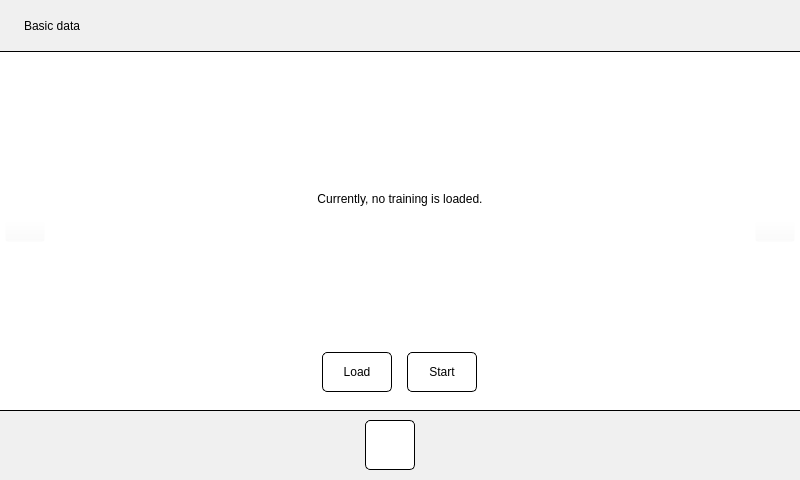
Above: development/uis/GUI2.ui from firefly-cpp/AST-Monitor before the change. Below: the same form after it.
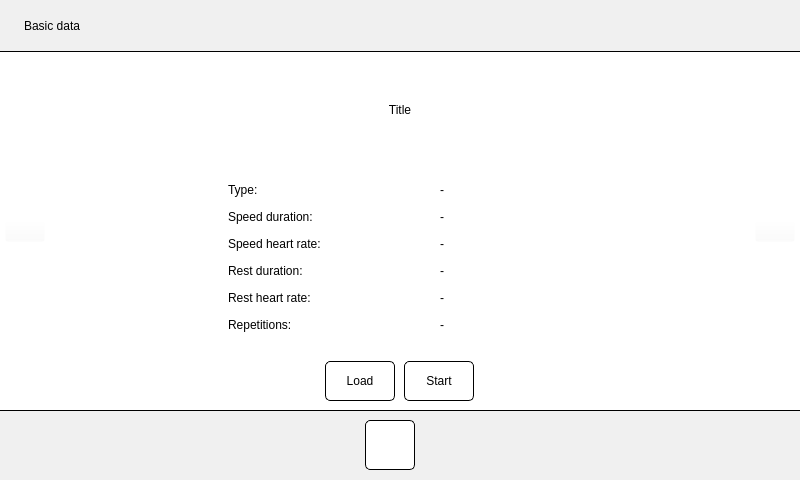
That is the form after the change. The open tabs and pages were chosen to show the change. Icons and pictures are not drawn.

What changed in the file:
```diff
--- a/development/uis/GUI2.ui
+++ b/development/uis/GUI2.ui
@@ -1952,22 +1952,247 @@
               </layout>
              </widget>
              <widget class="QWidget" name="page_training">
-              <layout class="QVBoxLayout" name="verticalLayout_11">
+              <layout class="QVBoxLayout" name="verticalLayout_30" stretch="1,0">
+               <property name="topMargin">
+                <number>0</number>
+               </property>
+               <property name="bottomMargin">
+                <number>0</number>
+               </property>
                <item>
-                <layout class="QVBoxLayout" name="lyt_training" stretch="1,0">
-                 <item>
-                  <widget class="QLabel" name="lbl_no_training">
-                   <property name="styleSheet">
-                    <string notr="true">font: 22px &quot;Bahnschrift Semilight&quot;;</string>
-                   </property>
-                   <property name="text">
-                    <string>Currently, no training is loaded.</string>
-                   </property>
-                   <property name="alignment">
-                    <set>Qt::AlignCenter</set>
-                   </property>
-                  </widget>
-                 </item>
+                <widget class="QStackedWidget" name="widget_training_data">
+                 <property name="currentIndex">
+                  <number>0</number>
+                 </property>
+                 <widget class="QWidget" name="page_12">
+                  <layout class="QVBoxLayout" name="verticalLayout_11">
+                   <item>
+                    <widget class="QLabel" name="lbl_no_training">
+                     <property name="styleSheet">
+                      <string notr="true">font: 22px &quot;Bahnschrift Semilight&quot;;</string>
+                     </property>
+                     <property name="text">
+                      <string>Currently, no training is loaded.</string>
+                     </property>
+                     <property name="alignment">
+                      <set>Qt::AlignCenter</set>
+                     </property>
+                    </widget>
+                   </item>
+                  </layout>
+                 </widget>
+                 <widget class="QWidget" name="page_13">
+                  <layout class="QVBoxLayout" name="verticalLayout_32">
+                   <item>
+                    <layout class="QVBoxLayout" name="verticalLayout_31">
+                     <property name="spacing">
+                      <number>20</number>
+                     </property>
+                     <property name="leftMargin">
+                      <number>160</number>
+                     </property>
+                     <property name="rightMargin">
+                      <number>160</number>
+                     </property>
+                     <item>
+                      <widget class="QLabel" name="lbl_training_file">
+                       <property name="styleSheet">
+                        <string notr="true">font: 25px &quot;Bahnschrift Semibold&quot;;</string>
+                       </property>
+                       <property name="text">
+                        <string>Title</string>
+                       </property>
+                       <property name="alignment">
+                        <set>Qt::AlignCenter</set>
+                       </property>
+                      </widget>
+                     </item>
+                     <item>
+                      <layout class="QGridLayout" name="gridLayout_2">
+                       <property name="leftMargin">
+                        <number>5</number>
+                       </property>
+                       <property name="topMargin">
+                        <number>5</number>
+                       </property>
+                       <property name="rightMargin">
+                        <number>5</number>
+                       </property>
+                       <property name="bottomMargin">
+                        <number>5</number>
+                       </property>
+                       <property name="horizontalSpacing">
+                        <number>80</number>
+                       </property>
+                       <property name="verticalSpacing">
+                        <number>13</number>
+                       </property>
+                       <item row="0" column="1">
+                        <widget class="QLabel" name="lbl_training_type">
+                         <property name="styleSheet">
+                          <string notr="true">font: 22px &quot;Bahnschrift Semilight&quot;;</string>
+                         </property>
+                         <property name="text">
+                          <string>-</string>
+                         </property>
+                         <property name="alignment">
+                          <set>Qt::AlignLeading|Qt::AlignLeft|Qt::AlignVCenter</set>
+                         </property>
+                        </widget>
+                       </item>
+                       <item row="2" column="1">
+                        <widget class="QLabel" name="lbl_training_speed_hr">
+                         <property name="styleSheet">
+                          <string notr="true">font: 22px &quot;Bahnschrift Semilight&quot;;</string>
+                         </property>
+                         <property name="text">
+                          <string>-</string>
+                         </property>
+                         <property name="alignment">
+                          <set>Qt::AlignLeading|Qt::AlignLeft|Qt::AlignVCenter</set>
+                         </property>
+                        </widget>
+                       </item>
+                       <item row="2" column="0">
+                        <widget class="QLabel" name="lbl_training_speed_hr_title">
+                         <property name="styleSheet">
+                          <string notr="true">font: 22px &quot;Bahnschrift Semilight&quot;;</string>
+                         </property>
+                         <property name="text">
+                          <string>Speed heart rate:</string>
+                         </property>
+                         <property name="alignment">
+                          <set>Qt::AlignLeading|Qt::AlignLeft|Qt::AlignVCenter</set>
+                         </property>
+                        </widget>
+                       </item>
+                       <item row="3" column="0">
+                        <widget class="QLabel" name="lbl_training_rest_duration_title">
+                         <property name="styleSheet">
+                          <string notr="true">font: 22px &quot;Bahnschrift Semilight&quot;;</string>
+                         </property>
+                         <property name="text">
+                          <string>Rest duration:</string>
+                         </property>
+                         <property name="alignment">
+                          <set>Qt::AlignLeading|Qt::AlignLeft|Qt::AlignVCenter</set>
+                         </property>
+                        </widget>
+                       </item>
+                       <item row="3" column="1">
+                        <widget class="QLabel" name="lbl_training_rest_duration">
+                         <property name="styleSheet">
+                          <string notr="true">font: 22px &quot;Bahnschrift Semilight&quot;;</string>
+                         </property>
+                         <property name="text">
+                          <string>-</string>
+                         </property>
+                         <property name="alignment">
+                          <set>Qt::AlignLeading|Qt::AlignLeft|Qt::AlignVCenter</set>
+                         </property>
+                        </widget>
+                       </item>
+                       <item row="0" column="0">
+                        <widget class="QLabel" name="lbl_training_type_title">
+                         <property name="styleSheet">
+                          <string notr="true">font: 22px &quot;Bahnschrift Semilight&quot;;</string>
+                         </property>
+                         <property name="text">
+                          <string>Type:</string>
+                         </property>
+                         <property name="alignment">
+                          <set>Qt::AlignLeading|Qt::AlignLeft|Qt::AlignVCenter</set>
+                         </property>
+                        </widget>
+                       </item>
+                       <item row="1" column="0">
+                        <widget class="QLabel" name="lbl_training_speed_duration_title">
+                         <property name="styleSheet">
+                          <string notr="true">font: 22px &quot;Bahnschrift Semilight&quot;;</string>
+                         </property>
+                         <property name="text">
+                          <string>Speed duration:</string>
+                         </property>
+                         <property name="alignment">
+                          <set>Qt::AlignLeading|Qt::AlignLeft|Qt::AlignVCenter</set>
+                         </property>
+                        </widget>
+                       </item>
+                       <item row="1" column="1">
+                        <widget class="QLabel" name="lbl_training_speed_duration">
+                         <property name="styleSheet">
+                          <string notr="true">font: 22px &quot;Bahnschrift Semilight&quot;;</string>
+                         </property>
+                         <property name="text">
+                          <string>-</string>
+                         </property>
+                         <property name="alignment">
+                          <set>Qt::AlignLeading|Qt::AlignLeft|Qt::AlignVCenter</set>
+                         </property>
+                        </widget>
+                       </item>
+                       <item row="4" column="0">
+                        <widget class="QLabel" name="lbl_training_rest_hr_title">
+                         <property name="styleSheet">
+                          <string notr="true">font: 22px &quot;Bahnschrift Semilight&quot;;</string>
+                         </property>
+                         <property name="text">
+                          <string>Rest heart rate:</string>
+                         </property>
+                         <property name="alignment">
+                          <set>Qt::AlignLeading|Qt::AlignLeft|Qt::AlignVCenter</set>
+                         </property>
+                        </widget>
+                       </item>
+                       <item row="5" column="0">
+                        <widget class="QLabel" name="lbl_training_repetitions_title">
+                         <property name="styleSheet">
+                          <string notr="true">font: 22px &quot;Bahnschrift Semilight&quot;;</string>
+                         </property>
+                         <property name="text">
+                          <string>Repetitions:</string>
+                         </property>
+                        </widget>
+                       </item>
+                       <item row="4" column="1">
+                        <widget class="QLabel" name="lbl_training_rest_hr">
+                         <property name="styleSheet">
+                          <string notr="true">font: 22px &quot;Bahnschrift Semilight&quot;;</string>
+                         </property>
+                         <property name="text">
+                          <string>-</string>
+                         </property>
+                         <property name="alignment">
+                          <set>Qt::AlignLeading|Qt::AlignLeft|Qt::AlignVCenter</set>
+                         </property>
+                        </widget>
+                       </item>
+                       <item row="5" column="1">
+                        <widget class="QLabel" name="lbl_training_repetitions">
+                         <property name="styleSheet">
+                          <string notr="true">font: 22px &quot;Bahnschrift Semilight&quot;;</string>
+                         </property>
+                         <property name="text">
+                          <string>-</string>
+                         </property>
+                         <property name="alignment">
+                          <set>Qt::AlignLeading|Qt::AlignLeft|Qt::AlignVCenter</set>
+                         </property>
+                        </widget>
+                       </item>
+                      </layout>
+                     </item>
+                    </layout>
+                   </item>
+                  </layout>
+                 </widget>
+                </widget>
+               </item>
+               <item>
+                <layout class="QVBoxLayout" name="lyt_training" stretch="0">
+                 <property name="spacing">
+                  <number>0</number>
+                 </property>
                  <item>
                   <layout class="QHBoxLayout" name="horizontalLayout_4">
                    <item>
```
Left out of the diff: 14 changed lines with no effect on the pictures.
